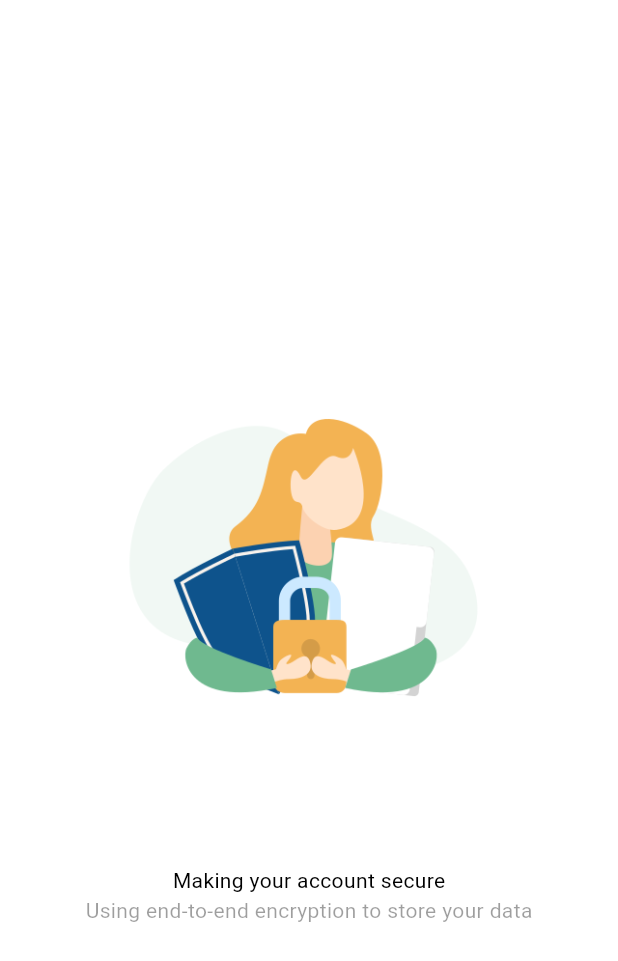
After one commit to agam1092005/Pi, a Flutter app: the PrivacyLoader screen opened directly, on a phone screen of 412 x 824 dp. The commit adds this screen. Shown: the top 961 px of the screen. Run offline on Flutter 3.47's test engine with Material 3 defaults, Android fonts, the phone set to English and light mode, and no system bars; our stand-ins replace animated_text_kit, firebase_auth, firebase_core, google_sign_in, local_auth, rive and 1 more; missing offline and left inert: flutter_displaymode, flutter_speech; accounts and stored records are empty; network calls fail.

Commit message:
Privacy Page

```diff
--- a/lib/LandingPage.dart
+++ b/lib/LandingPage.dart
@@ -7,10 +7,10 @@ import 'package:flutter/material.dart';
 import 'package:flutter/services.dart';
 import 'package:lablogic/AdditionalFiles/constants.dart';
 import 'package:lablogic/AdditionalFiles/rounded_button.dart';
+import 'package:lablogic/Pages/SubPages/privacy_loader.dart';
 import 'package:lablogic/utils/utilities.dart';
 import 'package:rive/rive.dart';
 import 'package:shared_preferences/shared_preferences.dart';
-import 'Pages/HomePage.dart';
 
 class LandingPage extends StatelessWidget {
   const LandingPage({super.key});
@@ -35,7 +35,7 @@ class LandingPage extends StatelessWidget {
               Navigator.of(context, rootNavigator: true).pushReplacement(
                 CupertinoPageRoute<bool>(
                   fullscreenDialog: false,
-                  builder: (BuildContext context) => const HomePage(),
+                  builder: (BuildContext context) => const PrivacyLoader(),
                 ),
               );
             } else {
--- a/lib/Pages/Records.dart
+++ b/lib/Pages/Records.dart
@@ -37,7 +37,7 @@ class _RecordsState extends State<Records> {
                 const Text(
                   "psst, Press the mic icon",
                   style: BasicTextStyle3,
-                )
+                ),
               ],
             ),
           )
--- /dev/null
+++ b/lib/Pages/SubPages/privacy_loader.dart
@@ -0,0 +1,62 @@
+import 'dart:async';
+import 'package:flutter/cupertino.dart';
+import 'package:flutter/material.dart';
+import 'package:flutter/services.dart';
+import '../../AdditionalFiles/constants.dart';
+import '../HomePage.dart';
+
+class PrivacyLoader extends StatefulWidget {
+  const PrivacyLoader({super.key});
+
+  @override
+  State<PrivacyLoader> createState() => _PrivacyLoaderState();
+}
+
+class _PrivacyLoaderState extends State<PrivacyLoader> {
+  @override
+  void initState() {
+    Timer(const Duration(seconds: 3), () {
+      Navigator.of(context, rootNavigator: true).pushReplacement(
+        CupertinoPageRoute<bool>(
+          fullscreenDialog: false,
+          builder: (BuildContext context) => const HomePage(),
+        ),
+      );
+      HapticFeedback.selectionClick();
+    });
+    super.initState();
+  }
+
+  @override
+  Widget build(BuildContext context) {
+    return Scaffold(
+      body: Center(
+        child: Column(
+          crossAxisAlignment: CrossAxisAlignment.center,
+          mainAxisAlignment: MainAxisAlignment.center,
+          children: [
+            SizedBox(
+              child: Image(
+                image: const AssetImage(
+                  "assets/privacy.png",
+                ),
+                width: MediaQuery.of(context).size.width * 0.8,
+              ),
+            ),
+            const SizedBox(
+              height: 40,
+            ),
+            const Text(
+              "Making your account secure",
+              style: BasicTextStyle,
+            ),
+            const Text(
+              "Using end-to-end encryption to store your data",
+              style: BasicTextStyle3,
+            ),
+          ],
+        ),
+      ),
+    );
+  }
+}
```
Also changed, not shown: assets/privacy.png (added).
